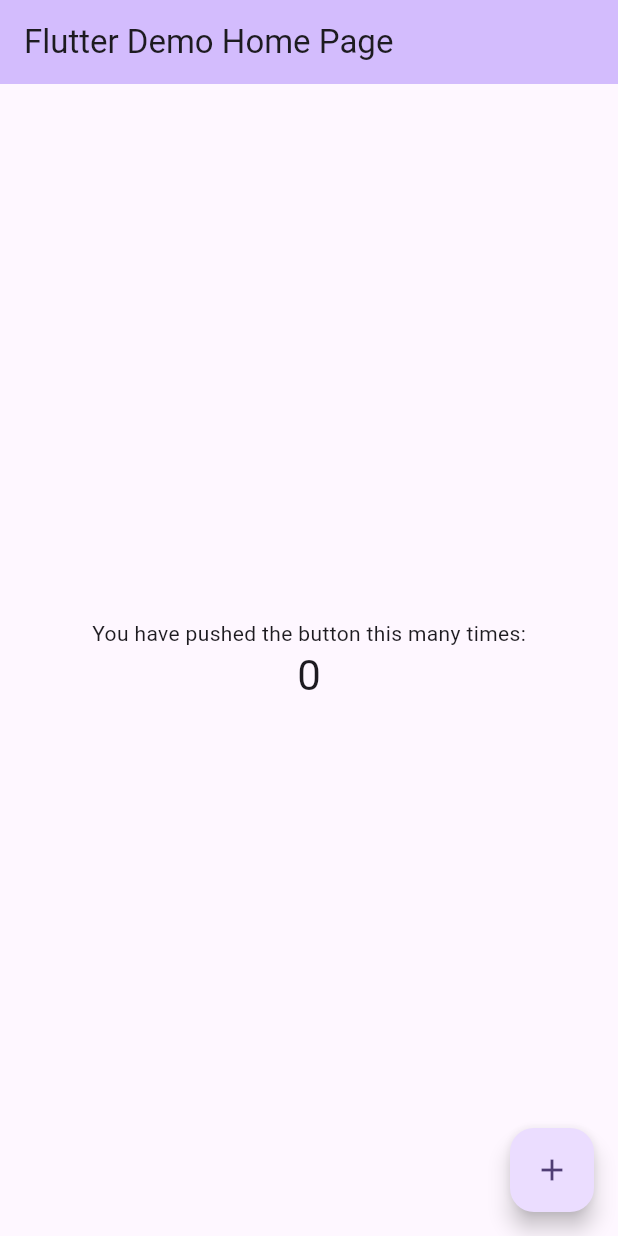
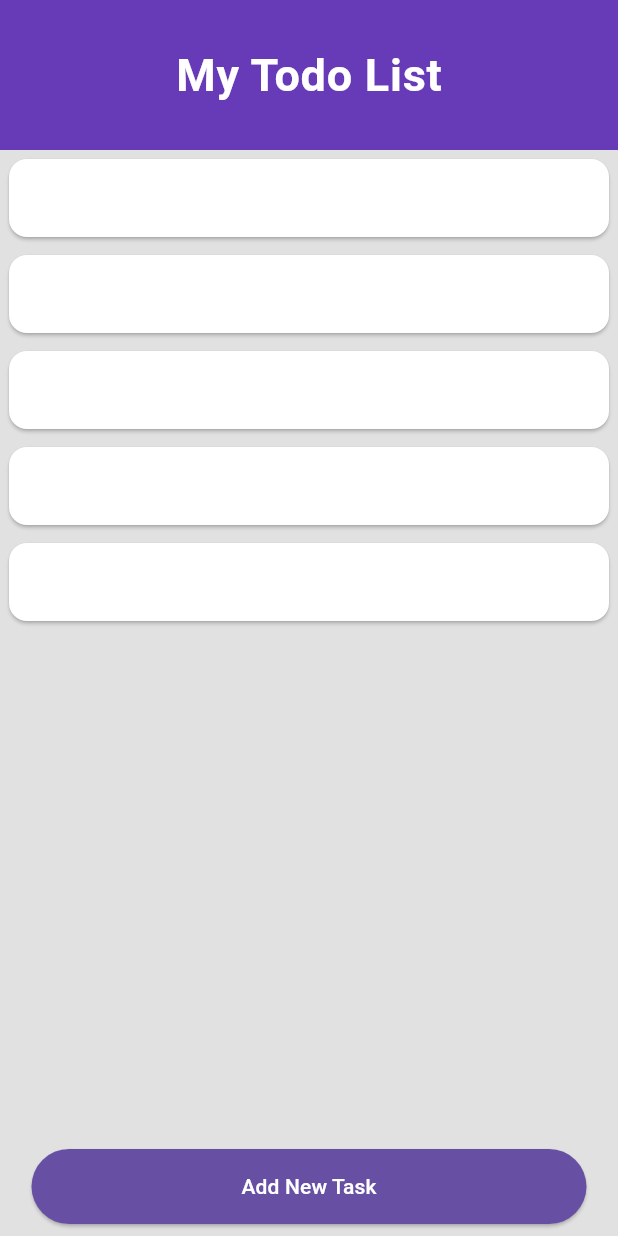
Before and after one commit to Aliasadi1383/todo_list, a Flutter app: the screen it shows after launch, on a phone screen of 412 x 824 dp. Run offline on Flutter 3.47's test engine with Material 3 defaults, Android fonts, the phone set to English and light mode, and no system bars.

Commit message:
set app theme

```diff
--- a/lib/main.dart
+++ b/lib/main.dart
@@ -7,116 +7,93 @@ void main() {
 class MyApp extends StatelessWidget {
   const MyApp({super.key});
 
-  // This widget is the root of your application.
   @override
   Widget build(BuildContext context) {
+
     return MaterialApp(
-      title: 'Flutter Demo',
+
+      debugShowCheckedModeBanner: false,
       theme: ThemeData(
-        // This is the theme of your application.
-        //
-        // TRY THIS: Try running your application with "flutter run". You'll see
-        // the application has a purple toolbar. Then, without quitting the app,
-        // try changing the seedColor in the colorScheme below to Colors.green
-        // and then invoke "hot reload" (save your changes or press the "hot
-        // reload" button in a Flutter-supported IDE, or press "r" if you used
-        // the command line to start the app).
-        //
-        // Notice that the counter didn't reset back to zero; the application
-        // state is not lost during the reload. To reset the state, use hot
-        // restart instead.
-        //
-        // This works for code too, not just values: Most code changes can be
-        // tested with just a hot reload.
-        colorScheme: ColorScheme.fromSeed(seedColor: Colors.deepPurple),
+
+       colorScheme: ColorScheme.light(
+        primary: Colors.deepPurple,
+        onPrimary: Colors.white,
+        surface: const Color.fromARGB(255, 225, 225, 225),
+       ),
+
+       textTheme: TextTheme(
+        bodyLarge: TextStyle(fontSize: 30,fontWeight: FontWeight.bold)
+       ),
+
+       cardTheme: CardThemeData(
+        color: Colors.white
+       ),
+
+       elevatedButtonTheme: ElevatedButtonThemeData(
+        style: ButtonStyle(
+          backgroundColor: WidgetStateProperty.all(
+          Theme.of(context).colorScheme.primary
+          ),
+          foregroundColor: WidgetStateProperty.all(
+            Theme.of(context).colorScheme.onPrimary
+          ),
+          minimumSize: WidgetStateProperty.all(
+            Size(370, 50)
+          ),
+        ),
+
+       )
+
       ),
-      home: const MyHomePage(title: 'Flutter Demo Home Page'),
+      home: TodoList(),
     );
   }
 }
 
-class MyHomePage extends StatefulWidget {
-  const MyHomePage({super.key, required this.title});
-
-  // This widget is the home page of your application. It is stateful, meaning
-  // that it has a State object (defined below) that contains fields that affect
-  // how it looks.
-
-  // This class is the configuration for the state. It holds the values (in this
-  // case the title) provided by the parent (in this case the App widget) and
-  // used by the build method of the State. Fields in a Widget subclass are
-  // always marked "final".
-
-  final String title;
-
-  @override
-  State<MyHomePage> createState() => _MyHomePageState();
-}
-
-class _MyHomePageState extends State<MyHomePage> {
-  int _counter = 0;
-
-  void _incrementCounter() {
-    setState(() {
-      // This call to setState tells the Flutter framework that something has
-      // changed in this State, which causes it to rerun the build method below
-      // so that the display can reflect the updated values. If we changed
-      // _counter without calling setState(), then the build method would not be
-      // called again, and so nothing would appear to happen.
-      _counter++;
-    });
-  }
+class TodoList extends StatelessWidget{
+  const TodoList({super.key});
 
   @override
   Widget build(BuildContext context) {
-    // This method is rerun every time setState is called, for instance as done
-    // by the _incrementCounter method above.
-    //
-    // The Flutter framework has been optimized to make rerunning build methods
-    // fast, so that you can just rebuild anything that needs updating rather
-    // than having to individually change instances of widgets.
     return Scaffold(
       appBar: AppBar(
-        // TRY THIS: Try changing the color here to a specific color (to
-        // Colors.amber, perhaps?) and trigger a hot reload to see the AppBar
-        // change color while the other colors stay the same.
-        backgroundColor: Theme.of(context).colorScheme.inversePrimary,
-        // Here we take the value from the MyHomePage object that was created by
-        // the App.build method, and use it to set our appbar title.
-        title: Text(widget.title),
+         title: Center(child:Text('My Todo List',style: Theme.of(context).textTheme.bodyLarge!.copyWith(
+          color: Theme.of(context).colorScheme.onPrimary
+         ),)),
+        toolbarHeight: 100,
+        backgroundColor: Theme.of(context).colorScheme.primary,
       ),
-      body: Center(
-        // Center is a layout widget. It takes a single child and positions it
-        // in the middle of the parent.
-        child: Column(
-          // Column is also a layout widget. It takes a list of children and
-          // arranges them vertically. By default, it sizes itself to fit its
-          // children horizontally, and tries to be as tall as its parent.
-          //
-          // Column has various properties to control how it sizes itself and
-          // how it positions its children. Here we use mainAxisAlignment to
-          // center the children vertically; the main axis here is the vertical
-          // axis because Columns are vertical (the cross axis would be
-          // horizontal).
-          //
-          // TRY THIS: Invoke "debug painting" (choose the "Toggle Debug Paint"
-          // action in the IDE, or press "p" in the console), to see the
-          // wireframe for each widget.
-          mainAxisAlignment: MainAxisAlignment.center,
-          children: <Widget>[
-            const Text('You have pushed the button this many times:'),
-            Text(
-              '$_counter',
-              style: Theme.of(context).textTheme.headlineMedium,
+
+      body:Column(
+        children: [
+          Expanded(
+            child: ListView.builder(
+
+              itemCount: 5,
+              itemBuilder: (context, index) {
+              return Padding(
+                padding: const EdgeInsets.all(2.0),
+                child: SizedBox(
+                  height: 60,
+                  child: Card(
+
+                  ),
+                ),
+              );
+            },
+
             ),
-          ],
-        ),
+
+          ),
+          Padding(
+            padding: const EdgeInsets.all(8.0),
+            child: ElevatedButton(onPressed: () {
+
+            }, child: Text('Add New Task')),
+          )
+        ],
       ),
-      floatingActionButton: FloatingActionButton(
-        onPressed: _incrementCounter,
-        tooltip: 'Increment',
-        child: const Icon(Icons.add),
-      ), // This trailing comma makes auto-formatting nicer for build methods.
+
     );
   }
 }
```
Also changed, not shown: 1 other file.
